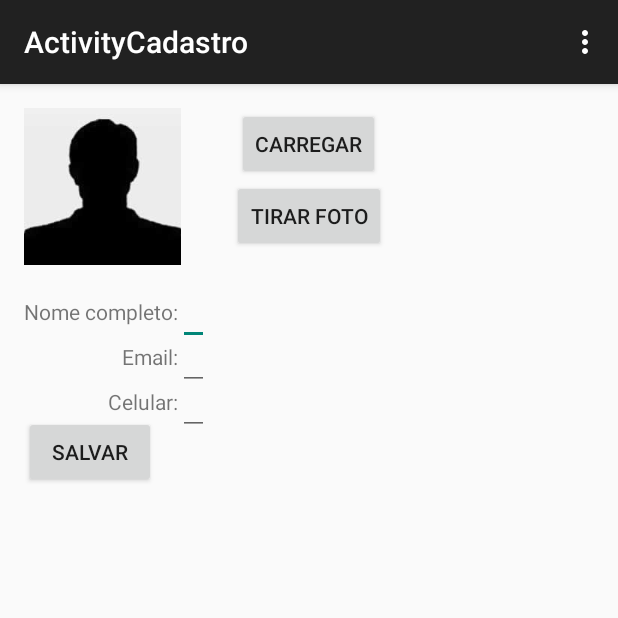
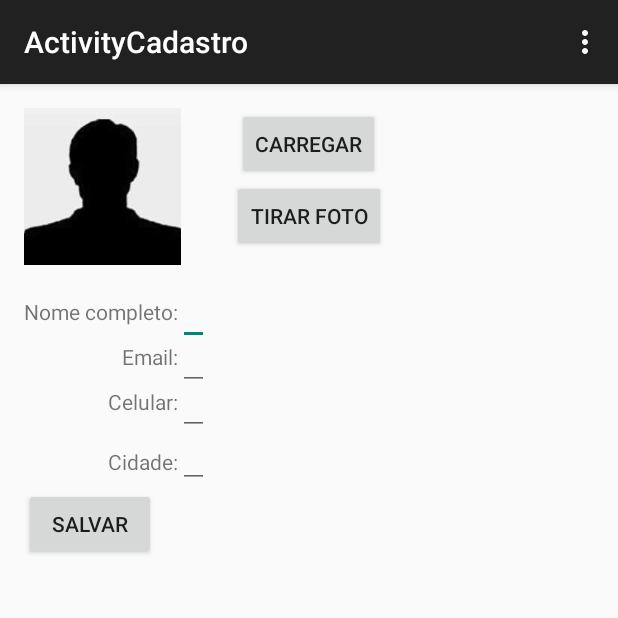
Before and after one commit to willgremio/trabAndroid, an Android app: the ActivityCadastro screen opened directly, with no data from a screen before it, on a phone screen of 412 x 824 dp, the top half of it. Run offline under Robolectric (Android 15) with nearby library versions, the phone set to English and light mode, and no system bars; our stand-ins replace Volley; network calls fail.

Commit message:
add autoComplete

```diff
--- a/VivaUnisc/app/src/main/java/br/unisc/gabrielcalderaro/vivaunisc/ActivityCadastro.java
+++ b/VivaUnisc/app/src/main/java/br/unisc/gabrielcalderaro/vivaunisc/ActivityCadastro.java
@@ -11,6 +11,8 @@ import android.util.Log;
 import android.view.Menu;
 import android.view.MenuItem;
 import android.view.View;
+import android.widget.AdapterView;
+import android.widget.AutoCompleteTextView;
 import android.widget.EditText;
 import android.widget.ImageView;
 import android.widget.TextView;
@@ -28,7 +30,7 @@ import org.json.JSONObject;
 
 import java.io.File;
 
-public class ActivityCadastro extends ActionBarActivity {
+public class ActivityCadastro extends ActionBarActivity implements AdapterView.OnItemClickListener {
 
     private EditText edTxtNome, edTxtEmail, edTxtCelular;
 
@@ -42,6 +44,10 @@ public class ActivityCadastro extends ActionBarActivity {
         edTxtNome = (EditText) findViewById(R.id.editTextNomeCompleto);
         edTxtEmail = (EditText) findViewById(R.id.editTextEmail);
         edTxtCelular = (EditText) findViewById(R.id.editTextCelular);
+
+        AutoCompleteTextView places = (AutoCompleteTextView) findViewById(R.id.autocomplete);
+        places.setAdapter(new AutoComplete(this,android.R.layout.simple_dropdown_item_1line ));
+        places.setOnItemClickListener(this);
     }
 
     public void tiraFoto(View v){
@@ -145,4 +151,11 @@ public class ActivityCadastro extends ActionBarActivity {
         }
         return super.onOptionsItemSelected(item);
     }
+
+    @Override
+    public void onItemClick(AdapterView<?> adapterView, View view, int position, long id) {
+        // TODO Auto-generated method stub
+        String str = (String) adapterView.getItemAtPosition(position);
+        Toast.makeText(this, str, Toast.LENGTH_SHORT).show();
+    }
 }
--- a/VivaUnisc/app/src/main/res/layout/activity_activity_cadastro.xml
+++ b/VivaUnisc/app/src/main/res/layout/activity_activity_cadastro.xml
@@ -93,13 +93,35 @@
         android:layout_toRightOf="@+id/textViewEmail"
         android:layout_marginTop="130dp"/>
 
+    <TextView
+        android:layout_width="wrap_content"
+        android:layout_height="wrap_content"
+        android:textAppearance="?android:attr/textAppearanceSmall"
+        android:text="Cidade:"
+        android:id="@+id/textViewCidade"
+        android:layout_below="@+id/buttonCarregar"
+        android:layout_alignRight="@+id/textViewNomeCompleto"
+        android:layout_marginTop="178dp"
+        android:layout_marginLeft="0pt"/>
+
+    <AutoCompleteTextView
+        android:layout_width="wrap_content"
+        android:layout_height="wrap_content"
+        android:text=""
+        android:id="@+id/autocomplete"
+        android:layout_below="@+id/buttonCarregar"
+        android:layout_toRightOf="@+id/textViewEmail"
+        android:layout_marginTop="160dp"/>
+
     <Button
         android:layout_width="wrap_content"
         android:layout_height="wrap_content"
         android:text="Salvar"
         android:id="@+id/buttonSalvar"
-        android:layout_below="@+id/textViewCelular"
-        android:onClick="salvarCadastro"/>
+        android:onClick="salvarCadastro"
+        android:layout_below="@+id/autocomplete"
+        android:layout_alignParentLeft="true"
+        android:layout_alignParentStart="true" />
 
 
 
```
Also changed, not shown: VivaUnisc/app/src/main/java/br/unisc/gabrielcalderaro/vivaunisc/AutoComplete.java (+19 -15 lines).
